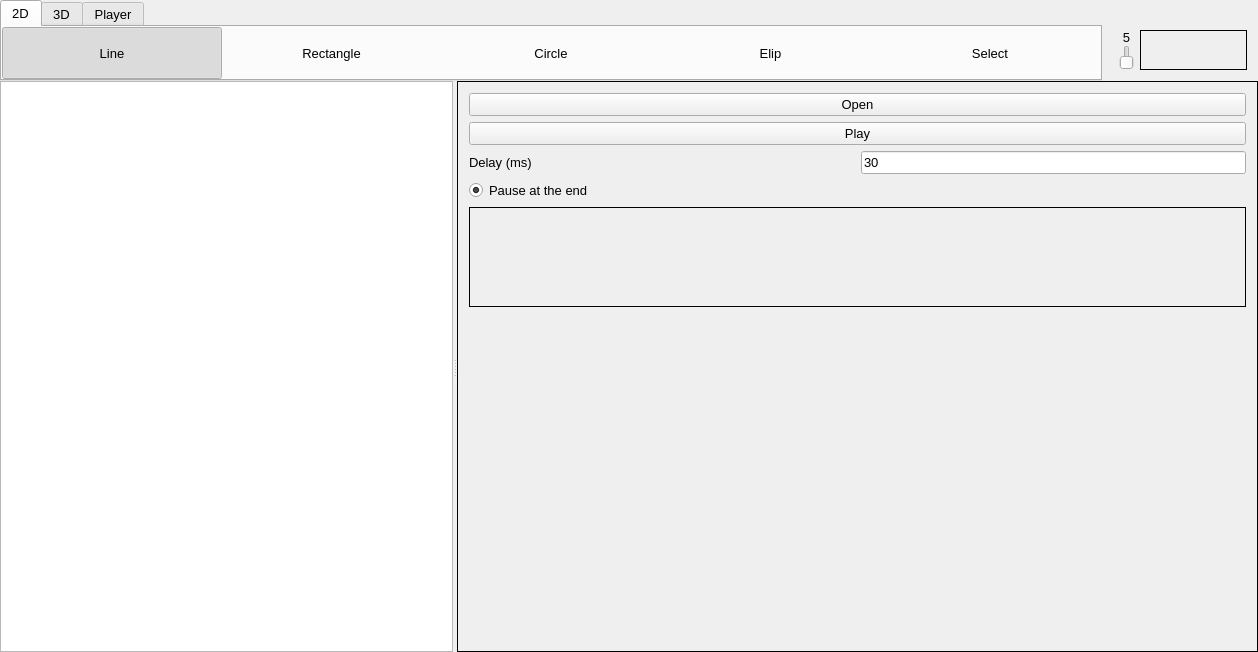
First picture: the form in window.ui, repository giahuyng98/computer-graphics, before the edit.
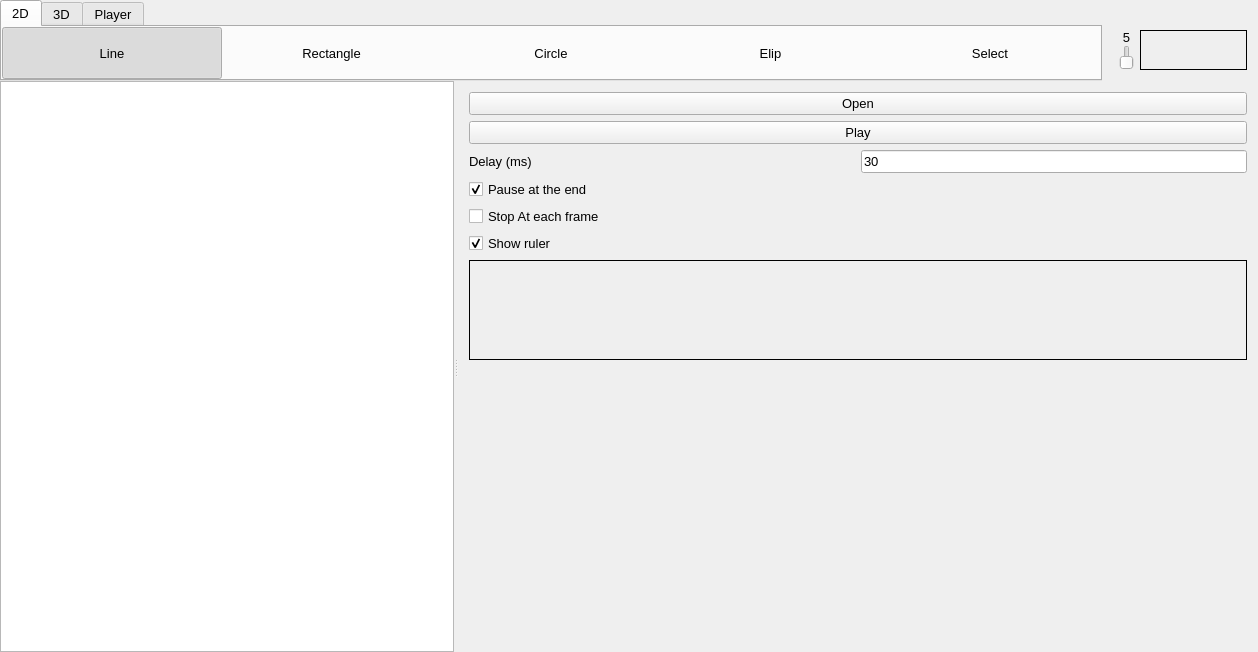
Second picture: the form after the edit. The open tabs and pages were chosen to show the change. Icons and pictures are not drawn.

Commit message: add ruler option on or off

The edit to the form file:
```diff
--- a/window.ui
+++ b/window.ui
@@ -515,7 +515,7 @@
         </size>
        </property>
        <property name="frameShape">
-        <enum>QFrame::Box</enum>
+        <enum>QFrame::NoFrame</enum>
        </property>
        <property name="currentIndex">
         <number>0</number>
@@ -1439,7 +1439,7 @@
           </layout>
          </item>
          <item>
-          <widget class="QRadioButton" name="pauseAtEndRBtn">
+          <widget class="QCheckBox" name="pauseAtEndRBtn">
            <property name="text">
             <string>Pause at the end</string>
            </property>
@@ -1448,6 +1448,23 @@
            </property>
           </widget>
          </item>
+         <item>
+          <widget class="QCheckBox" name="stopEachFrame">
+           <property name="text">
+            <string>Stop At each frame</string>
+           </property>
+          </widget>
+         </item>
+         <item>
+          <widget class="QCheckBox" name="showRuler">
+           <property name="text">
+            <string>Show ruler</string>
+           </property>
+           <property name="checked">
+            <bool>true</bool>
+           </property>
+          </widget>
+         </item>
          <item>
           <widget class="QLabel" name="openFileName">
            <property name="sizePolicy">
```
Left out of the diff: 5 changed lines with no effect on the pictures. The commit also changes 5 other files.
